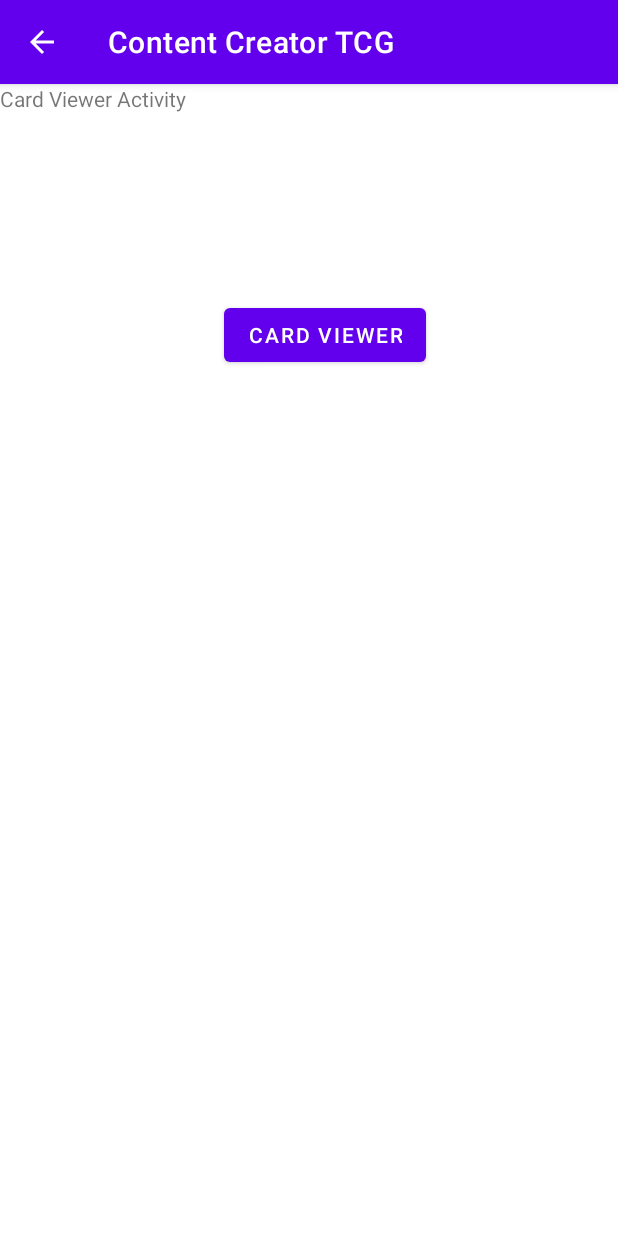
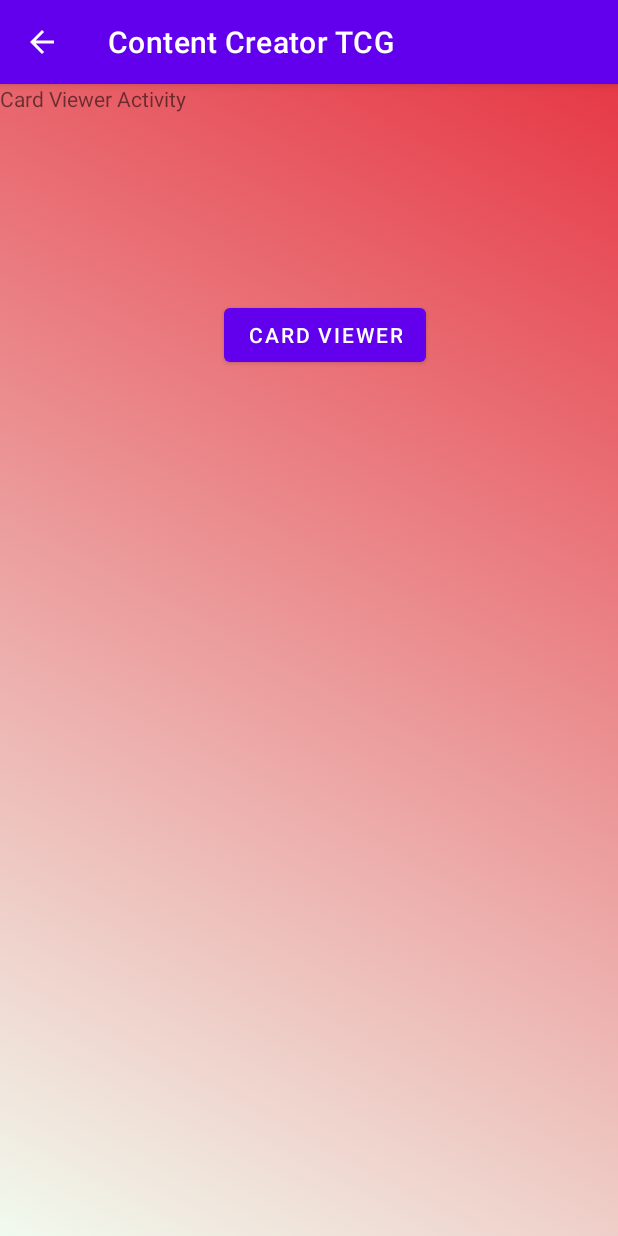
Before and after one commit to sam09rad/Capstone_Quick-n-Easy-Magic-the-Gathering, an Android app: the CardViewer screen opened directly, with no data from a screen before it, on a phone screen of 412 x 824 dp. Run offline under Robolectric (Android 15) with nearby library versions, the phone set to English and light mode, and no system bars.

Commit message:
background fun

```diff
--- a/app/src/main/java/edu/cvtc/sradke7/contentcreatortcg/CardViewer.java
+++ b/app/src/main/java/edu/cvtc/sradke7/contentcreatortcg/CardViewer.java
@@ -1,8 +1,10 @@
 package edu.cvtc.sradke7.contentcreatortcg;
 
 import androidx.appcompat.app.AppCompatActivity;
+import androidx.constraintlayout.widget.ConstraintLayout;
 
 import android.content.Intent;
+import android.graphics.drawable.AnimationDrawable;
 import android.net.Uri;
 import android.os.Bundle;
 import android.view.View;
@@ -15,6 +17,12 @@ public class CardViewer extends AppCompatActivity {
     protected void onCreate(Bundle savedInstanceState) {
         super.onCreate(savedInstanceState);
         setContentView(R.layout.activity_card_viewer);
+
+        ConstraintLayout constraintLayout = findViewById(R.id.mainLayout);
+        AnimationDrawable animationDrawable = (AnimationDrawable) constraintLayout.getBackground();
+        animationDrawable.setEnterFadeDuration(2500);
+        animationDrawable.setExitFadeDuration(5000);
+        animationDrawable.start();
 
         Button cardViewBrowser = (Button)findViewById(R.id.viewCardBrowserBtn);
 
--- /dev/null
+++ b/app/src/main/res/drawable/background_2.xml
@@ -0,0 +1,13 @@
+<?xml version="1.0" encoding="utf-8"?>
+<selector xmlns:android="http://schemas.android.com/apk/res/android">
+    <item>
+        <shape>
+            <solid
+                android:color="#e63946"/>
+
+            <gradient android:angle="225"
+                android:startColor="#e63946"
+                android:endColor="#f1faee"/>
+        </shape>
+    </item>
+</selector>
--- /dev/null
+++ b/app/src/main/res/drawable/background_3.xml
@@ -0,0 +1,11 @@
+<?xml version="1.0" encoding="utf-8"?>
+<selector xmlns:android="http://schemas.android.com/apk/res/android">
+    <item>
+        <shape>
+            <gradient
+                android:angle="135"
+                android:startColor="#a8dadc"
+                android:endColor="#457b9d"/>
+        </shape>
+    </item>
+</selector>
--- /dev/null
+++ b/app/src/main/res/drawable/background_4.xml
@@ -0,0 +1,11 @@
+<?xml version="1.0" encoding="utf-8"?>
+<selector xmlns:android="http://schemas.android.com/apk/res/android">
+    <item>
+        <shape>
+            <gradient
+                android:angle="315"
+                android:endColor="#e63946"
+                android:startColor="#1d3557" />
+        </shape>
+    </item>
+</selector>
--- /dev/null
+++ b/app/src/main/res/drawable/gradient_list.xml
@@ -0,0 +1,15 @@
+<?xml version="1.0" encoding="utf-8"?>
+<animation-list xmlns:android="http://schemas.android.com/apk/res/android">
+    <item
+        android:drawable="@drawable/background_2"
+        android:duration="5000"/>
+
+    <item
+        android:drawable="@drawable/background_3"
+        android:duration="5000"/>
+
+    <item
+        android:drawable="@drawable/background_4"
+        android:duration="5000"/>
+
+</animation-list>
--- a/app/src/main/res/layout/activity_card_viewer.xml
+++ b/app/src/main/res/layout/activity_card_viewer.xml
@@ -4,7 +4,9 @@
     xmlns:tools="http://schemas.android.com/tools"
     android:layout_width="match_parent"
     android:layout_height="match_parent"
-    tools:context=".CardViewer">
+    tools:context=".CardViewer"
+    android:background="@drawable/gradient_list"
+    android:id="@id/mainLayout">
 
     <TextView
         android:id="@+id/cardViewText"
--- a/app/src/main/res/layout/activity_main.xml
+++ b/app/src/main/res/layout/activity_main.xml
@@ -4,7 +4,7 @@
     xmlns:tools="http://schemas.android.com/tools"
     android:layout_width="match_parent"
     android:layout_height="match_parent"
-    android:background="#1D1D1D"
+    android:background="@drawable/background"
     tools:context=".MainActivity">
 
     <Button
--- a/app/src/main/res/layout/activity_quickstart_guide.xml
+++ b/app/src/main/res/layout/activity_quickstart_guide.xml
@@ -4,6 +4,7 @@
     xmlns:tools="http://schemas.android.com/tools"
     android:layout_width="match_parent"
     android:layout_height="match_parent"
+    android:background="@drawable/background_5"
     tools:context=".QuickstartGuide">
 
     <TextView
--- a/app/src/main/res/layout/activity_rule_book.xml
+++ b/app/src/main/res/layout/activity_rule_book.xml
@@ -4,13 +4,13 @@
     xmlns:tools="http://schemas.android.com/tools"
     android:layout_width="match_parent"
     android:layout_height="match_parent"
-    tools:context=".RuleBook">
+    tools:context=".RuleBook"
+    android:background="@drawable/blacklotus">
 
     <TextView
         android:id="@+id/ruleBookTxt"
         android:layout_width="wrap_content"
         android:layout_height="wrap_content"
-        android:text="Rule Book"
         tools:layout_editor_absoluteX="41dp"
         tools:layout_editor_absoluteY="15dp"
         tools:ignore="MissingConstraints"/>
--- /dev/null
+++ b/app/src/main/res/values/ids.xml
@@ -0,0 +1,4 @@
+<?xml version="1.0" encoding="utf-8"?>
+<resources>
+    <item name="mainLayout" type="id" />
+</resources>
```
